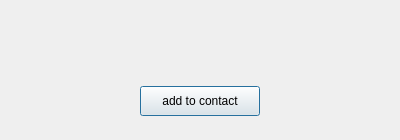
Qt form addusernamecarddialog.ui (Liupeter01/chatting-client) before a commit.
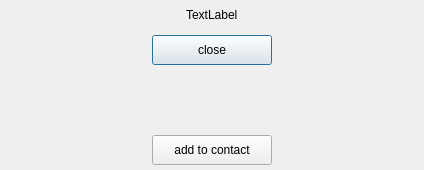
The same form after that commit. Custom widgets are drawn as their Qt base class.

Commit message: 1.[UPDATE]:add invalid and valid widget to control ui interface according to signal_username_search return value

What changed in the file:
```diff
--- a/addusernamecarddialog.ui
+++ b/addusernamecarddialog.ui
@@ -6,22 +6,151 @@
    <rect>
     <x>0</x>
     <y>0</y>
-    <width>400</width>
-    <height>140</height>
+    <width>424</width>
+    <height>170</height>
    </rect>
   </property>
+  <property name="minimumSize">
+   <size>
+    <width>0</width>
+    <height>70</height>
+   </size>
+  </property>
   <property name="maximumSize">
    <size>
     <width>16777215</width>
-    <height>140</height>
+    <height>170</height>
    </size>
   </property>
   <property name="windowTitle">
    <string>Dialog</string>
   </property>
   <layout class="QVBoxLayout" name="verticalLayout">
+   <property name="spacing">
+    <number>0</number>
+   </property>
+   <property name="leftMargin">
+    <number>0</number>
+   </property>
+   <property name="topMargin">
+    <number>0</number>
+   </property>
+   <property name="rightMargin">
+    <number>0</number>
+   </property>
+   <property name="bottomMargin">
+    <number>0</number>
+   </property>
    <item>
-    <widget class="QWidget" name="widget" native="true">
+    <widget class="QWidget" name="invalid" native="true">
+     <layout class="QVBoxLayout" name="verticalLayout_3">
+      <property name="spacing">
+       <number>0</number>
+      </property>
+      <property name="leftMargin">
+       <number>0</number>
+      </property>
+      <property name="topMargin">
+       <number>0</number>
+      </property>
+      <property name="rightMargin">
+       <number>0</number>
+      </property>
+      <property name="bottomMargin">
+       <number>0</number>
+      </property>
+      <item>
+       <widget class="QWidget" name="widget_3" native="true">
+        <property name="minimumSize">
+         <size>
+          <width>0</width>
+          <height>30</height>
+         </size>
+        </property>
+        <property name="maximumSize">
+         <size>
+          <width>16777215</width>
+          <height>30</height>
+         </size>
+        </property>
+        <layout class="QHBoxLayout" name="horizontalLayout_2">
+         <property name="spacing">
+          <number>0</number>
+         </property>
+         <property name="leftMargin">
+          <number>0</number>
+         </property>
+         <property name="topMargin">
+          <number>0</number>
+         </property>
+         <property name="rightMargin">
+          <number>0</number>
+         </property>
+         <property name="bottomMargin">
+          <number>0</number>
+         </property>
+         <item>
+          <spacer name="horizontalSpacer_10">
+           <property name="orientation">
+            <enum>Qt::Orientation::Horizontal</enum>
+           </property>
+           <property name="sizeHint" stdset="0">
+            <size>
+             <width>183</width>
+             <height>20</height>
+            </size>
+           </property>
+          </spacer>
+         </item>
+         <item>
+          <widget class="QLabel" name="label">
+           <property name="minimumSize">
+            <size>
+             <width>0</width>
+             <height>20</height>
+            </size>
+           </property>
+           <property name="maximumSize">
+            <size>
+             <width>16777215</width>
+             <height>20</height>
+            </size>
+           </property>
+           <property name="text">
+            <string>TextLabel</string>
+           </property>
+          </widget>
+         </item>
+         <item>
+          <spacer name="horizontalSpacer_11">
+           <property name="orientation">
+            <enum>Qt::Orientation::Horizontal</enum>
+           </property>
+           <property name="sizeHint" stdset="0">
+            <size>
+             <width>182</width>
+             <height>20</height>
+            </size>
+           </property>
+          </spacer>
+         </item>
+        </layout>
+       </widget>
+      </item>
+      <item>
+       <widget class="QWidget" name="widget_2" native="true">
+        <property name="minimumSize">
+         <size>
+          <width>0</width>
+          <height>40</height>
+         </size>
+        </property>
+        <property name="maximumSize">
+         <size>
+          <width>16777215</width>
+          <height>40</height>
+         </size>
+        </property>
      <layout class="QHBoxLayout" name="horizontalLayout">
       <property name="spacing">
        <number>0</number>
@@ -39,6 +168,121 @@
        <number>0</number>
       </property>
       <item>
+          <spacer name="horizontalSpacer_8">
+           <property name="orientation">
+            <enum>Qt::Orientation::Horizontal</enum>
+           </property>
+           <property name="sizeHint" stdset="0">
+            <size>
+             <width>149</width>
+             <height>20</height>
+            </size>
+           </property>
+          </spacer>
+         </item>
+         <item>
+          <widget class="QPushButton" name="pushButton">
+           <property name="minimumSize">
+            <size>
+             <width>120</width>
+             <height>30</height>
+            </size>
+           </property>
+           <property name="maximumSize">
+            <size>
+             <width>120</width>
+             <height>30</height>
+            </size>
+           </property>
+           <property name="text">
+            <string>close</string>
+           </property>
+          </widget>
+         </item>
+         <item>
+          <spacer name="horizontalSpacer_9">
+           <property name="orientation">
+            <enum>Qt::Orientation::Horizontal</enum>
+           </property>
+           <property name="sizeHint" stdset="0">
+            <size>
+             <width>149</width>
+             <height>20</height>
+            </size>
+           </property>
+          </spacer>
+         </item>
+        </layout>
+       </widget>
+      </item>
+     </layout>
+    </widget>
+   </item>
+   <item>
+    <widget class="QWidget" name="valid" native="true">
+     <layout class="QVBoxLayout" name="verticalLayout_2">
+      <property name="spacing">
+       <number>0</number>
+      </property>
+      <property name="leftMargin">
+       <number>0</number>
+      </property>
+      <property name="topMargin">
+       <number>0</number>
+      </property>
+      <property name="rightMargin">
+       <number>0</number>
+      </property>
+      <property name="bottomMargin">
+       <number>0</number>
+      </property>
+      <item>
+       <widget class="QWidget" name="widget_4" native="true">
+        <property name="minimumSize">
+         <size>
+          <width>0</width>
+          <height>60</height>
+         </size>
+        </property>
+        <property name="maximumSize">
+         <size>
+          <width>16777215</width>
+          <height>60</height>
+         </size>
+        </property>
+        <layout class="QHBoxLayout" name="horizontalLayout_5">
+         <property name="spacing">
+          <number>0</number>
+         </property>
+         <property name="leftMargin">
+          <number>0</number>
+         </property>
+         <property name="topMargin">
+          <number>0</number>
+         </property>
+         <property name="rightMargin">
+          <number>0</number>
+         </property>
+         <property name="bottomMargin">
+          <number>0</number>
+         </property>
+         <item>
+          <spacer name="horizontalSpacer">
+           <property name="orientation">
+            <enum>Qt::Orientation::Horizontal</enum>
+           </property>
+           <property name="sizeType">
+            <enum>QSizePolicy::Policy::Fixed</enum>
+           </property>
+           <property name="sizeHint" stdset="0">
+            <size>
+             <width>15</width>
+             <height>20</height>
+            </size>
+           </property>
+          </spacer>
+         </item>
+         <item>
        <widget class="QLabel" name="user_avator">
         <property name="minimumSize">
          <size>
@@ -58,7 +302,7 @@
        </widget>
       </item>
       <item>
-       <spacer name="horizontalSpacer_4">
+          <spacer name="horizontalSpacer_7">
         <property name="orientation">
          <enum>Qt::Orientation::Horizontal</enum>
         </property>
@@ -77,7 +321,7 @@
        <widget class="QLabel" name="user_name">
         <property name="minimumSize">
          <size>
-          <width>0</width>
+             <width>40</width>
           <height>50</height>
          </size>
         </property>
@@ -96,13 +340,13 @@
        </widget>
       </item>
       <item>
-       <spacer name="horizontalSpacer">
+          <spacer name="horizontalSpacer_4">
         <property name="orientation">
          <enum>Qt::Orientation::Horizontal</enum>
         </property>
         <property name="sizeHint" stdset="0">
          <size>
-          <width>256</width>
+             <width>40</width>
           <height>20</height>
          </size>
         </property>
@@ -112,8 +356,20 @@
     </widget>
    </item>
    <item>
-    <widget class="QWidget" name="widget_2" native="true">
-     <layout class="QHBoxLayout" name="horizontalLayout_2">
+       <widget class="QWidget" name="widget_5" native="true">
+        <property name="minimumSize">
+         <size>
+          <width>0</width>
+          <height>40</height>
+         </size>
+        </property>
+        <property name="maximumSize">
+         <size>
+          <width>16777215</width>
+          <height>40</height>
+         </size>
+        </property>
+        <layout class="QHBoxLayout" name="horizontalLayout_4">
       <property name="spacing">
        <number>0</number>
       </property>
@@ -136,7 +392,7 @@
         </property>
         <property name="sizeHint" stdset="0">
          <size>
-          <width>40</width>
+             <width>149</width>
           <height>20</height>
          </size>
         </property>
@@ -168,11 +424,14 @@
         </property>
         <property name="sizeHint" stdset="0">
          <size>
-          <width>40</width>
+             <width>149</width>
           <height>20</height>
          </size>
         </property>
        </spacer>
+         </item>
+        </layout>
+       </widget>
       </item>
      </layout>
     </widget>
```
Lines whose indentation alone changed are shown as unchanged.
